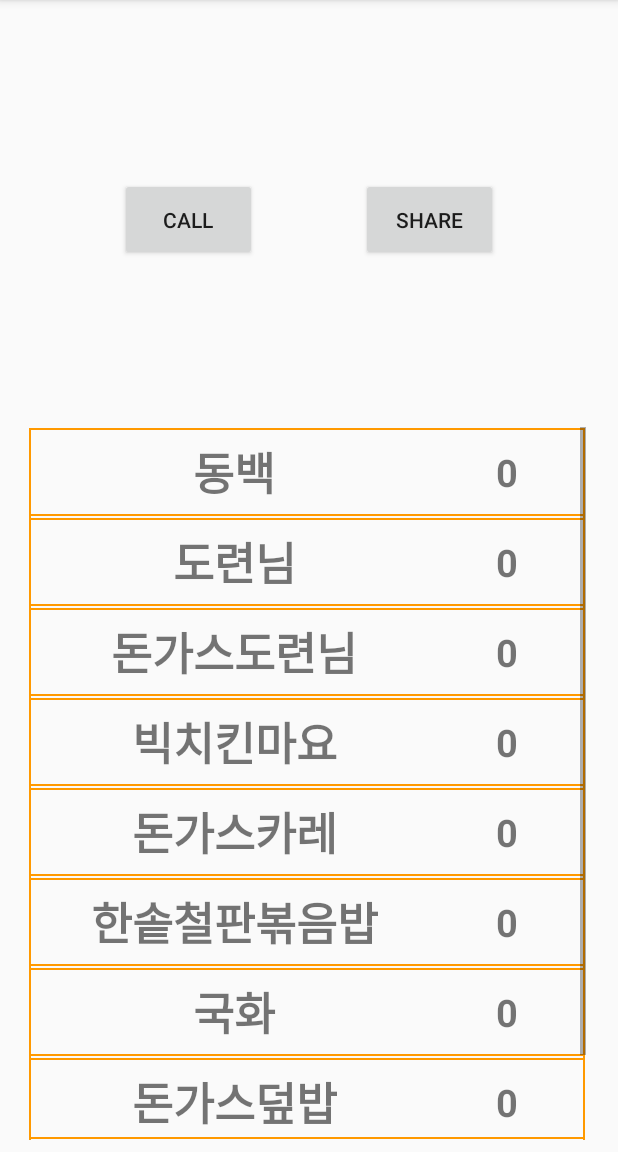
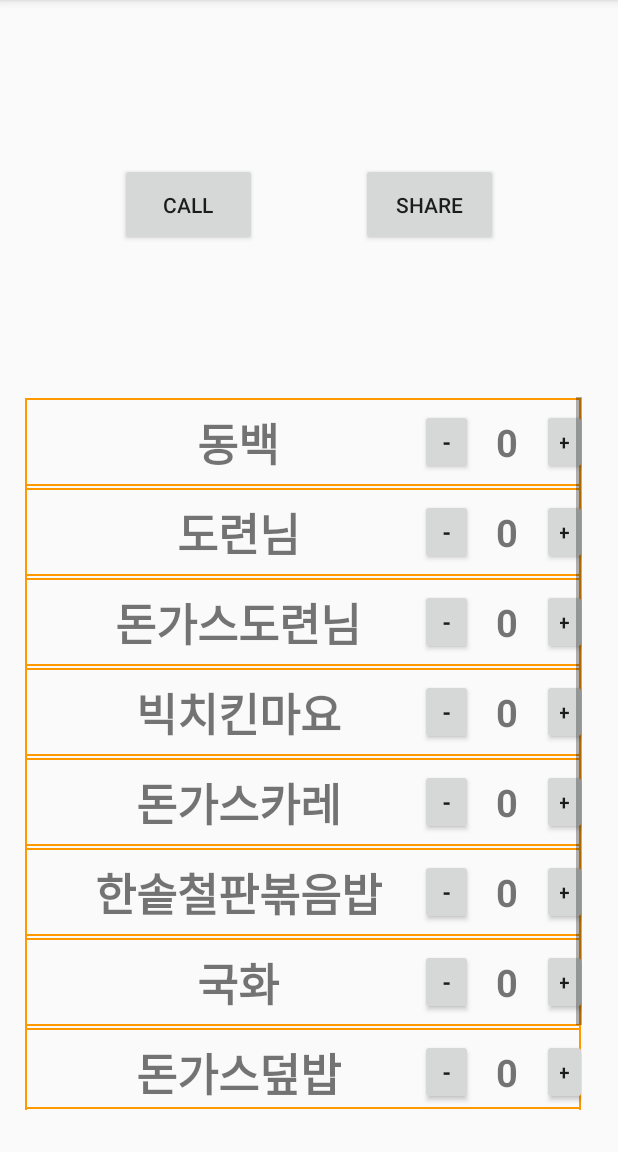
Before and after one commit to losnah/BCSD-Collabo, an Android app: the MenuListActivity screen opened directly, with no data from a screen before it, on a phone screen of 412 x 824 dp, the part 84-1236 px from its top. Run offline under Robolectric (Android 15) with nearby library versions, the phone set to English and light mode, and no system bars.

Commit message:
메뉴리스트 수정

```diff
--- a/app/src/main/java/com/onsemiro/hanpinetree/koreatechrandomfood/MenuListActivity.java
+++ b/app/src/main/java/com/onsemiro/hanpinetree/koreatechrandomfood/MenuListActivity.java
@@ -8,6 +8,7 @@ import android.support.v7.widget.RecyclerView;
 import android.view.View;
 import android.view.animation.Animation;
 import android.view.animation.AnimationUtils;
+import android.widget.Button;
 import android.widget.Toast;
 
 import java.util.ArrayList;
@@ -19,11 +20,15 @@ public class MenuListActivity extends AppCompatActivity implements View.OnClickL
     private RecyclerView mRecyclerView;
     private MenulistAdapter mAdapter;
     private RecyclerView.LayoutManager mLayoutManager;
+    private Button mCallMenuButton;
+    private Button mShareMenuButton;
+
+    private ArrayList<String> mSelectedMenulist;
 
     // floating button
-    private Animation mFloatingOpen, mFloatingClose;
-    private Boolean isFloatingOpen = false;
-    private FloatingActionButton mBaseButton, mCallButton, mShareButton;
+//    private Animation mFloatingOpen, mFloatingClose;
+//    private Boolean isFloatingOpen = false;
+//    private FloatingActionButton mBaseButton, mCallButton, mShareButton;
 
     @Override
     public void onCreate(Bundle savedInstanceState){
@@ -56,16 +61,20 @@ public class MenuListActivity extends AppCompatActivity implements View.OnClickL
         mLayoutManager = new LinearLayoutManager(this);
         mRecyclerView.setLayoutManager(mLayoutManager);
 
-        mFloatingOpen = AnimationUtils.loadAnimation(getApplicationContext(), R.anim.floating_open);
-        mFloatingClose = AnimationUtils.loadAnimation(getApplicationContext(), R.anim.floation_close);
+        mCallMenuButton = (Button)findViewById(R.id.menulist_call_button);
+        mShareMenuButton = (Button)findViewById(R.id.menulist_sharing_button);
+        mCallMenuButton.setOnClickListener(this);
+        mShareMenuButton.setOnClickListener(this);
+//        mFloatingOpen = AnimationUtils.loadAnimation(getApplicationContext(), R.anim.floating_open);
+//        mFloatingClose = AnimationUtils.loadAnimation(getApplicationContext(), R.anim.floation_close);
 
 //        mBaseButton = (FloatingActionButton)findViewById(R.id.menulist_floating_base);
 //        mCallButton = (FloatingActionButton)findViewById(R.id.menulist_floating_call);
 //        mShareButton = (FloatingActionButton)findViewById(R.id.menulist_floating_share);
-
-        mBaseButton.setOnClickListener(this);
-        mCallButton.setOnClickListener(this);
-        mShareButton.setOnClickListener(this);
+//
+//        mBaseButton.setOnClickListener(this);
+//        mCallButton.setOnClickListener(this);
+//        mShareButton.setOnClickListener(this);
     }
 
     @Override
@@ -83,26 +92,27 @@ public class MenuListActivity extends AppCompatActivity implements View.OnClickL
 //                anim();
 //                Toast.makeText(this, "Share", Toast.LENGTH_SHORT).show();
 //                break;    // floating button
-
+            case R.id.menulist_call_button :
+            case R.id.menulist_sharing_button :
         }
     }
 
-    private void anim() { // floating button animation method
-        if(isFloatingOpen){
-            mCallButton.startAnimation(mFloatingClose);
-            mShareButton.startAnimation(mFloatingClose);
-            mCallButton.setClickable(false);
-            mShareButton.setClickable(false);
-            isFloatingOpen = false;
-        }
-        else{
-            mCallButton.startAnimation(mFloatingOpen);
-            mShareButton.startAnimation(mFloatingOpen);
-            mCallButton.setClickable(true);
-            mShareButton.setClickable(true);
-            isFloatingOpen = true;
-        }
-    }
+//    private void anim() { // floating button animation method
+//        if(isFloatingOpen){
+//            mCallButton.startAnimation(mFloatingClose);
+//            mShareButton.startAnimation(mFloatingClose);
+//            mCallButton.setClickable(false);
+//            mShareButton.setClickable(false);
+//            isFloatingOpen = false;
+//        }
+//        else{
+//            mCallButton.startAnimation(mFloatingOpen);
+//            mShareButton.startAnimation(mFloatingOpen);
+//            mCallButton.setClickable(true);
+//            mShareButton.setClickable(true);
+//            isFloatingOpen = true;
+//        }
+//    }
 
     @Override
     public void onClickedItem(String itemName, int count) {
--- a/app/src/main/java/com/onsemiro/hanpinetree/koreatechrandomfood/MenulistAdapter.java
+++ b/app/src/main/java/com/onsemiro/hanpinetree/koreatechrandomfood/MenulistAdapter.java
@@ -2,24 +2,25 @@ package com.onsemiro.hanpinetree.koreatechrandomfood;
 
 import android.content.Context;
 import android.graphics.Color;
+import android.os.Build;
 import android.support.annotation.NonNull;
 import android.support.constraint.ConstraintLayout;
+import android.support.v4.content.ContextCompat;
 import android.support.v7.widget.RecyclerView;
 import android.view.LayoutInflater;
 import android.view.View;
 import android.view.ViewGroup;
+import android.widget.Button;
 import android.widget.TextView;
 
 import java.util.ArrayList;
 
 public class MenulistAdapter extends RecyclerView.Adapter<MenulistAdapter.ViewHolder> {
     private ArrayList<String> mMenuData = null;
+    private RecyclerViewItemSelect mRecyclerViewItemSelect;
     private Context mContext;
-    private ArrayList<String> mSelectedMenu = null;
-    private RecyclerViewItemSelect mRecyclerViewItemSelect;
 
     MenulistAdapter(ArrayList<String> menulist, Context context) {
-        mSelectedMenu = new ArrayList<>();
         mMenuData = menulist;
         mContext = context;
     }
@@ -32,32 +33,46 @@ public class MenulistAdapter extends RecyclerView.Adapter<MenulistAdapter.ViewHo
         ConstraintLayout mItemConstraintLayout;
         TextView mMenuTextView;
         TextView mMenuCountView;
+        Button mIncreaseCount;
+        Button mDecreaseCount;
 
         public ViewHolder(View itemView) {
             super(itemView);
             mItemConstraintLayout = itemView.findViewById(R.id.menulist_item);
             mMenuTextView = itemView.findViewById(R.id.menu_textview);
             mMenuCountView = itemView.findViewById(R.id.menu_count_textview);
-            mMenuTextView.setOnClickListener(this);
-            mItemConstraintLayout.setOnClickListener(this);
+            mIncreaseCount = itemView.findViewById(R.id.menulist_add_button);
+            mIncreaseCount.setOnClickListener(this);
+            mDecreaseCount = itemView.findViewById(R.id.menulist_subtract_button);
+            mDecreaseCount.setOnClickListener(this);
         }
 
         @Override
         public void onClick(View v) {
-                    isSelected();
+            String menuName = mMenuTextView.getText().toString();
+            int menuCountNumber = Integer.parseInt(mMenuCountView.getText().toString());
+
+            switch(v.getId()){
+                case R.id.menulist_add_button :
+                    setItem(menuName, ++menuCountNumber);
+                    break;
+                case R.id.menulist_subtract_button :
+                    if(menuCountNumber != 0) setItem(menuName, --menuCountNumber);
+                    break;
+            }
         }
 
-        void isSelected() {
-            mItemConstraintLayout.setBackgroundColor(Color.rgb(255, 153, 51));
-            String menuName = mMenuTextView.getText().toString();
-            mSelectedMenu.add(menuName);
-            String menuSelectNumber = mMenuCountView.getText().toString();
-            int count = Integer.parseInt(menuSelectNumber);
-            count++;
-            menuSelectNumber = Integer.toString(count);
-            mMenuCountView.setText(menuSelectNumber);
-            if (mRecyclerViewItemSelect != null)
-                mRecyclerViewItemSelect.onClickedItem(menuName, count);
+        void setItem(String menuName, int countNumber) {
+            if(countNumber > 0)
+                mItemConstraintLayout.setBackgroundColor(Color.rgb(255, 153, 51));
+            else {
+                if (Build.VERSION.SDK_INT >= Build.VERSION_CODES.JELLY_BEAN) {
+                    mItemConstraintLayout.setBackground(ContextCompat.getDrawable(mContext, R.drawable.all_edge_orange));
+                } else {
+                    mItemConstraintLayout.setBackgroundDrawable(ContextCompat.getDrawable(mContext, R.drawable.all_edge_orange));
+                }
+            }
+            mMenuCountView.setText(Integer.toString(countNumber));
         }
     }
 
--- a/app/src/main/res/layout/activity_menulist.xml
+++ b/app/src/main/res/layout/activity_menulist.xml
@@ -44,6 +44,7 @@
         android:layout_height="475dp"
         android:layout_marginStart="8dp"
         android:layout_marginLeft="8dp"
+        android:layout_marginTop="8dp"
         android:layout_marginEnd="8dp"
         android:layout_marginRight="8dp"
         android:layout_marginBottom="8dp"
@@ -51,8 +52,10 @@
         android:scrollbars="vertical"
         app:layout_constraintBottom_toBottomOf="parent"
         app:layout_constraintEnd_toEndOf="parent"
-        app:layout_constraintHorizontal_bias="0.444"
-        app:layout_constraintStart_toStartOf="parent" />
+        app:layout_constraintHorizontal_bias="0.347"
+        app:layout_constraintStart_toStartOf="parent"
+        app:layout_constraintTop_toTopOf="parent"
+        app:layout_constraintVertical_bias="0.928" />
 
     <!-- Floating Button -->
     <!--<android.support.design.widget.FloatingActionButton-->
--- a/app/src/main/res/layout/menulist_recyclerview_item.xml
+++ b/app/src/main/res/layout/menulist_recyclerview_item.xml
@@ -12,29 +12,79 @@
         android:id="@+id/menu_textview"
         android:layout_width="259dp"
         android:layout_height="match_parent"
+        android:layout_marginStart="8dp"
+        android:layout_marginLeft="8dp"
+        android:layout_marginTop="8dp"
+        android:layout_marginEnd="8dp"
+        android:layout_marginRight="8dp"
+        android:layout_marginBottom="8dp"
+        android:gravity="center_vertical"
+        android:textAlignment="center"
         android:textSize="30dp"
         android:textStyle="bold"
-        android:gravity="center_vertical"
-        android:textAlignment="center"
-        android:layout_marginStart="8dp"
-        android:layout_marginLeft="8dp"
+        app:layout_constraintBottom_toBottomOf="parent"
+        app:layout_constraintEnd_toEndOf="parent"
+        app:layout_constraintHorizontal_bias="0.058"
         app:layout_constraintStart_toStartOf="parent"
-        tools:text="Menu Name"/>
+        app:layout_constraintTop_toTopOf="parent"
+        app:layout_constraintVertical_bias="0.0"
+        tools:text="Menu Name" />
 
     <TextView
         android:id="@+id/menu_count_textview"
         android:layout_width="30dp"
         android:layout_height="match_parent"
+        android:layout_marginStart="8dp"
+        android:layout_marginLeft="8dp"
+        android:layout_marginTop="8dp"
+        android:layout_marginEnd="8dp"
+        android:layout_marginRight="8dp"
+        android:layout_marginBottom="8dp"
+        android:gravity="center_vertical"
         android:text="0"
+        android:textAlignment="center"
         android:textSize="25dp"
         android:textStyle="bold"
-        android:gravity="center_vertical"
-        android:textAlignment="center"
+        app:layout_constraintBottom_toBottomOf="parent"
+        app:layout_constraintEnd_toEndOf="parent"
+        app:layout_constraintStart_toEndOf="@+id/menu_textview"
+        app:layout_constraintTop_toTopOf="parent" />
+
+    <Button
+        android:id="@+id/menulist_subtract_button"
+        android:layout_width="35dp"
+        android:layout_height="match_parent"
         android:layout_marginStart="8dp"
         android:layout_marginLeft="8dp"
+        android:layout_marginTop="8dp"
         android:layout_marginEnd="8dp"
         android:layout_marginRight="8dp"
+        android:layout_marginBottom="8dp"
+        android:text="@string/subtract"
+        android:textStyle="bold"
+        app:layout_constraintBottom_toBottomOf="parent"
+        app:layout_constraintEnd_toStartOf="@+id/menu_count_textview"
+        app:layout_constraintHorizontal_bias="1.0"
+        app:layout_constraintStart_toStartOf="@+id/menu_textview"
+        app:layout_constraintTop_toTopOf="parent"
+        app:layout_constraintVertical_bias="0.0" />
+
+    <Button
+        android:id="@+id/menulist_add_button"
+        android:layout_width="30dp"
+        android:layout_height="match_parent"
+        android:layout_marginStart="8dp"
+        android:layout_marginLeft="8dp"
+        android:layout_marginTop="8dp"
+        android:layout_marginEnd="8dp"
+        android:layout_marginRight="8dp"
+        android:layout_marginBottom="8dp"
+        android:text="@string/add"
+        app:layout_constraintBottom_toBottomOf="parent"
         app:layout_constraintEnd_toEndOf="parent"
-        app:layout_constraintStart_toEndOf="@+id/menu_textview" />
+        app:layout_constraintHorizontal_bias="0.0"
+        app:layout_constraintStart_toEndOf="@+id/menu_count_textview"
+        app:layout_constraintTop_toTopOf="parent"
+        app:layout_constraintVertical_bias="0.0" />
 
 </android.support.constraint.ConstraintLayout>
--- a/app/src/main/res/values/strings.xml
+++ b/app/src/main/res/values/strings.xml
@@ -1,3 +1,5 @@
 <resources>
     <string name="app_name">Koreatech RandomFood</string>
+    <string name="subtract"> - </string>
+    <string name="add"> + </string>
 </resources>
```
